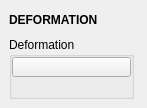
This is tentacle/ui/deformation.ui in m3trik/tentacle as Qt 5 draws it before an edit. The edited form follows.
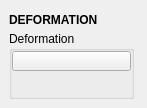
This is the edited form. Custom widgets are drawn as their Qt base class.

The edit to the form file:
```diff
--- a/tentacle/ui/deformation.ui
+++ b/tentacle/ui/deformation.ui
@@ -40,6 +40,11 @@
   <widget class="QWidget" name="central_widget">
    <layout class="QVBoxLayout" name="verticalLayout_2">
     <item>
+     <layout class="QVBoxLayout" name="verticalLayout">
+      <property name="spacing">
+       <number>0</number>
+      </property>
+      <item>
      <widget class="DraggableHeader" name="draggableHeader">
       <property name="minimumSize">
        <size>
@@ -65,11 +70,6 @@
      </widget>
     </item>
     <item>
-     <layout class="QVBoxLayout" name="verticalLayout">
-      <property name="spacing">
-       <number>0</number>
-      </property>
-      <item>
        <widget class="QGroupBox" name="groupBox">
         <property name="enabled">
          <bool>true</bool>
```
Left out of the diff: 2 changed lines with no effect on the pictures. Lines whose indentation alone changed are shown as unchanged.
